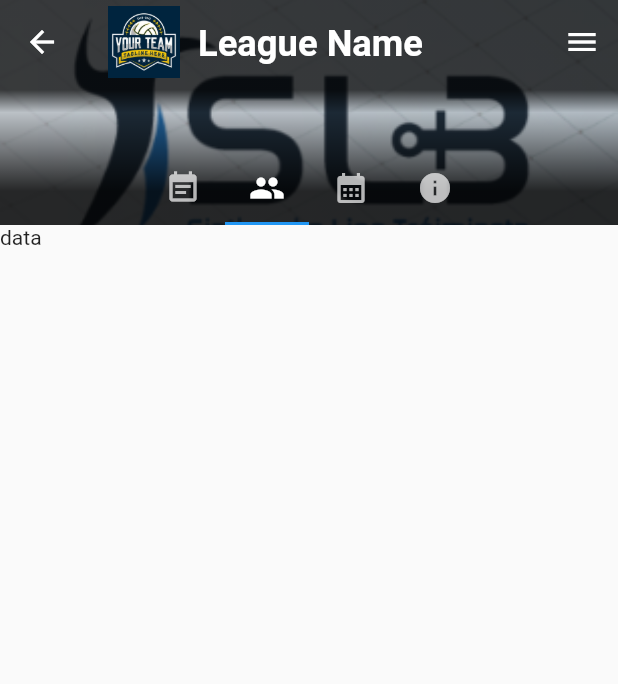
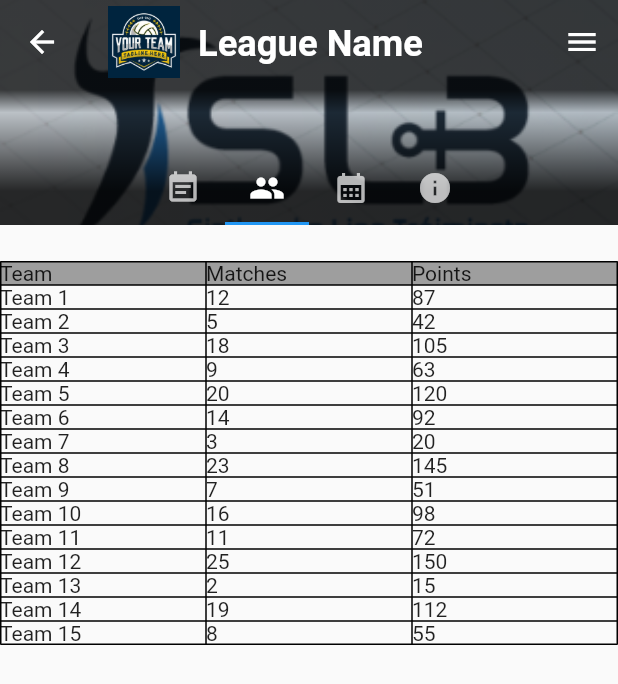
Before and after one commit to I-WOObin-I/MeetUp_Project, a Flutter app: the LeagueDetailsView screen opened directly, tab 2 chosen, on a phone screen of 412 x 824 dp. Shown: the top 684 px of the screen. Run offline on Flutter 3.47's test engine with Material 2 defaults, Android fonts, the phone set to English and light mode, and no system bars; our stand-ins replace expandable, table_calendar; generated files the repository leaves out were written again.

Commit message:
added some fixture objects and league table widget

```diff
--- /dev/null
+++ b/meetup_app/lib/core/widgets/fixtures/league_table_widget.dart
@@ -0,0 +1,52 @@
+import 'package:flutter/material.dart';
+
+class LeagueTableWidget extends StatelessWidget {
+  List<List<String>> leagueTable;
+
+  LeagueTableWidget({required this.leagueTable});
+
+  List<List<String>> leagueTableSample = [
+    ['Team 1', '12', '87'],
+    ['Team 2', '5', '42'],
+    ['Team 3', '18', '105'],
+    ['Team 4', '9', '63'],
+    ['Team 5', '20', '120'],
+    ['Team 6', '14', '92'],
+    ['Team 7', '3', '20'],
+    ['Team 8', '23', '145'],
+    ['Team 9', '7', '51'],
+    ['Team 10', '16', '98'],
+    ['Team 11', '11', '72'],
+    ['Team 12', '25', '150'],
+    ['Team 13', '2', '15'],
+    ['Team 14', '19', '112'],
+    ['Team 15', '8', '55'],
+  ];
+
+  @override
+  Widget build(BuildContext context) {
+    return Container(
+      child: Table(
+        border: TableBorder.all(),
+        children: [
+          const TableRow(
+              decoration: BoxDecoration(
+                color: Colors.grey,
+              ),
+              children: [
+                Text('Team'),
+                Text('Matches'),
+                Text('Points'),
+              ]),
+          ...leagueTableSample.map((row) {
+            return TableRow(children: [
+              Text(row[0]),
+              Text(row[1]),
+              Text(row[2]),
+            ]);
+          }).toList(),
+        ],
+      ),
+    );
+  }
+}
--- a/meetup_app/lib/src/leagues_feature/league_details_view.dart
+++ b/meetup_app/lib/src/leagues_feature/league_details_view.dart
@@ -6,6 +6,7 @@ import 'package:meetup_app/src/clubs_feature/club_components/club_title.dart';
 import 'package:meetup_app/src/clubs_feature/club_sections/club_board_section.dart';
 import 'package:meetup_app/src/clubs_feature/club_sections/club_info_section.dart';
 import 'package:meetup_app/src/clubs_feature/club_sections/club_members_section.dart';
+import 'package:meetup_app/src/leagues_feature/league_sections/league_table_section.dart';
 import 'package:meetup_app/src/leagues_feature/league_sections/league_upcoming_matches_section.dart';
 
 class LeagueDetailsView extends StatefulWidget {
@@ -77,7 +78,7 @@ class _LeagueDetailsViewState extends State<LeagueDetailsView> {
 
                   children: [
                     LeagueUpCommingMatchesSection(),
-                    Text("data"),
+                    LeagueTableSection(),
                     Text("data"),
                     Text("data"),
                   ]),
--- /dev/null
+++ b/meetup_app/lib/src/leagues_feature/league_sections/league_table_section.dart
@@ -0,0 +1,32 @@
+import 'package:flutter/material.dart';
+import 'package:meetup_app/core/widgets/board_post_widget.dart';
+import 'package:meetup_app/core/widgets/fixtures/league_table_widget.dart';
+import 'package:meetup_app/core/widgets/match_widget.dart';
+
+class LeagueTableSection extends StatefulWidget {
+  const LeagueTableSection({Key? key}) : super(key: key);
+
+  @override
+  _LeagueUpCommingMatchesSectionState createState() =>
+      _LeagueUpCommingMatchesSectionState();
+}
+
+class _LeagueUpCommingMatchesSectionState extends State<LeagueTableSection> {
+  // Initialize a list to store the fetched data
+
+  // Simulate fetching data from a database
+
+  @override
+  void initState() {
+    super.initState();
+    // Fetch data from the database when the widget initializes
+  }
+
+  @override
+  Widget build(BuildContext context) {
+    return Container(
+      padding: EdgeInsets.only(top: kTextTabBarHeight * 0.5),
+      child: LeagueTableWidget(leagueTable: []),
+    );
+  }
+}
```
Also changed, not shown: meetup_app/lib/core/objects/fixtures/league.dart (+16 -0 lines), meetup_app/lib/core/objects/fixtures/tournament.dart (added, +45 -0 lines), meetup_app/lib/core/widgets/match_widget.dart (+10 -2 lines).
